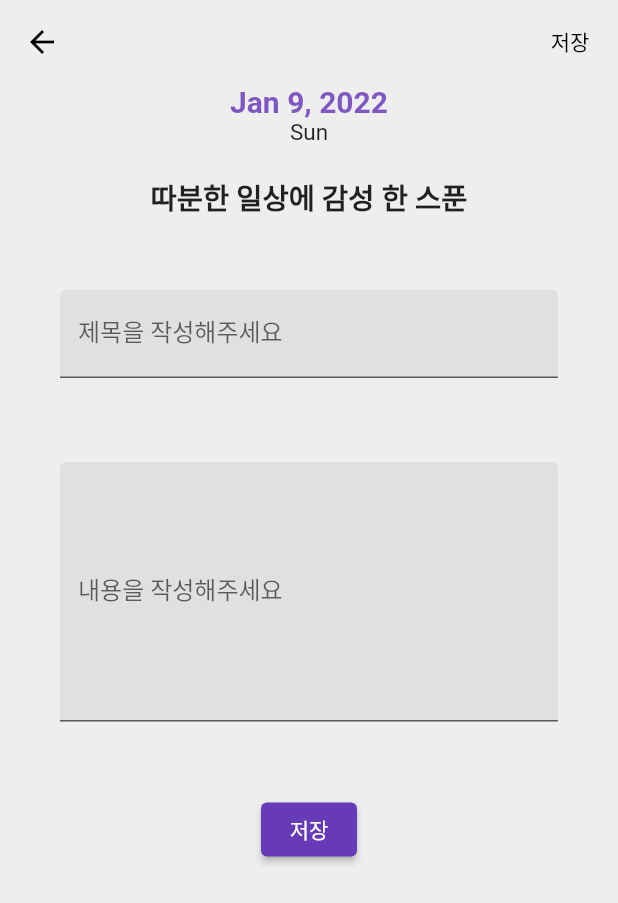
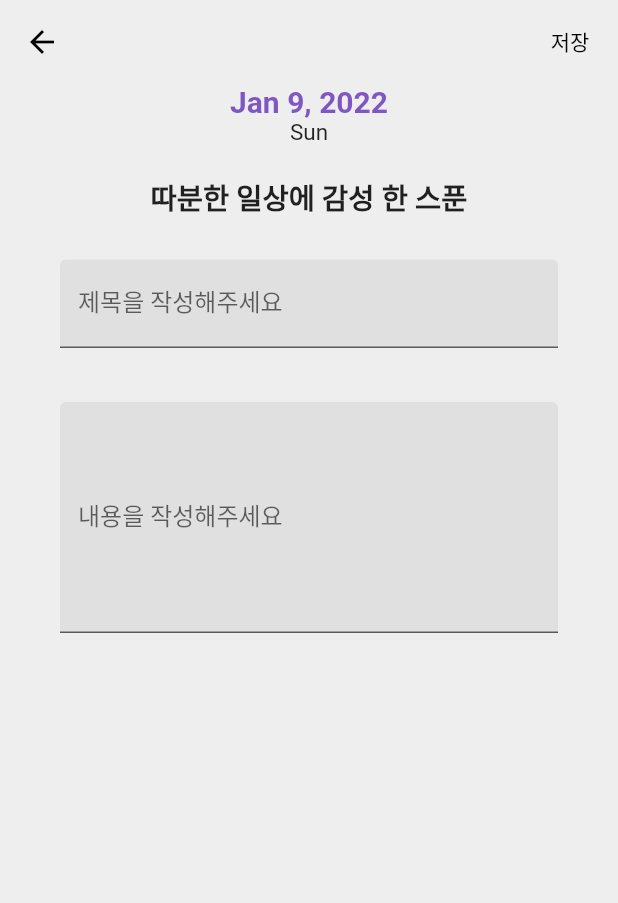
Before and after one commit to Ewha-Euron/1th_Adobby, a Flutter app: the screen it shows after launch, after a tap on the "add" icon, on a phone screen of 412 x 824 dp. Shown: the top 903 px of the screen. Run offline on Flutter 3.47's test engine with Material 2 defaults, Android fonts, the phone set to English and light mode, and no system bars; our stand-ins replace flutter_datetime_picker, table_calendar.

Commit message:
design: 일기 추가화면 저장 버튼 수정

```diff
--- a/lib/screens/AddScreen.dart
+++ b/lib/screens/AddScreen.dart
@@ -35,7 +35,25 @@ class _AddScreenState extends State<AddScreen> {
     return Scaffold(
         backgroundColor: Colors.grey[200],
         appBar: AppBar(
-          actions: <Widget>[TextDiaryAddPic()],
+          actions: <Widget>[
+            ElevatedButton(
+              onPressed: () {
+                final diary = new Diary(
+                    title: _diaryTitleController.value.text,
+                    text: _diaryTextController.value.text);
+
+                Navigator.pop(context, diary);
+              },
+              child: Text(
+                '저장',
+                style: TextStyle(color: Colors.black),
+              ),
+              style: ElevatedButton.styleFrom(
+                  elevation: 0.0,
+                  primary: Colors.grey[200],
+                  shadowColor: Colors.transparent),
+            )
+          ],
           iconTheme: IconThemeData(
             color: Colors.black,
           ),
@@ -65,9 +83,10 @@ class _AddScreenState extends State<AddScreen> {
                 style: TextStyle(fontSize: 19.0, fontWeight: FontWeight.bold),
               ),
               SizedBox(
-                height: 40,
+                height: 20,
               ),
-              SingleChildScrollView(
+              Expanded(
+                flex: 1,
                 child: Column(
                   children: <Widget>[
                     Container(
@@ -84,13 +103,13 @@ class _AddScreenState extends State<AddScreen> {
                       ),
                     ),
                     SizedBox(
-                      height: 40,
+                      height: 20,
                     ),
                     Container(
                       margin: EdgeInsets.all(8.0),
                       width: width - 80,
                       child: TextField(
-                        maxLines: 7,
+                        maxLines: 6,
                         controller: _diaryTextController,
                         decoration: InputDecoration(
                           labelText: '내용을 작성해주세요',
@@ -102,19 +121,6 @@ class _AddScreenState extends State<AddScreen> {
                     SizedBox(
                       height: 40,
                     ),
-                    // 테스트를 위한 추가하기 버튼
-                    ElevatedButton(
-                        onPressed: () {
-                          final diary = new Diary(
-                              title: _diaryTitleController.value.text,
-                              text: _diaryTextController.value.text);
-
-                          Navigator.pop(context, diary);
-                        },
-                        child: Text('저장'),
-                        style: ElevatedButton.styleFrom(
-                          primary: Colors.deepPurple,
-                        ))
                   ],
                 ),
               ),
--- a/lib/screens/MainScreen.dart
+++ b/lib/screens/MainScreen.dart
@@ -42,8 +42,9 @@ class _MainScreenState extends State<MainScreen> {
     // 동기화 가능하도록 await 타입으로 Navigator.push() 함수 선언
     final diaryItem = await Navigator.push(
         context, MaterialPageRoute(builder: (context) => AddScreen()));
-
-    items.add(diaryItem);
+    if (diaryItem != null) {
+      items.add(diaryItem);
+    }
 
     // AddScreen으로부터 입력받은 전달값을 setState() 함수를 통해 덮어쓰기
     setState(() {
```
Also changed, not shown: lib/screens/DetailScreen.dart (+20 -0 lines).
